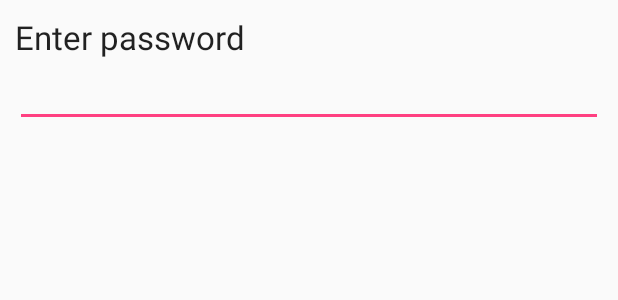
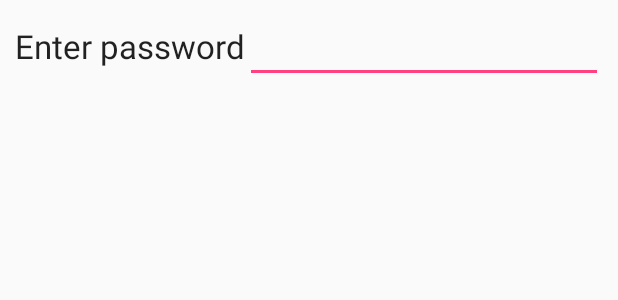
Before and after one commit to TomHartogs/StudioSurprise, an Android app: the layout password_prompt.xml on its own in the app's theme, with its tools: preview values and no code run, on a phone screen of 412 x 824 dp. Shown: the top 300 px of the screen. Run offline under Robolectric (Android 15) with nearby library versions, the phone set to English and light mode, and no system bars.

Commit message:
Clean xml files

```diff
--- a/app/src/main/res/layout/media_recorder_recipe.xml
+++ b/app/src/main/res/layout/media_recorder_recipe.xml
@@ -22,7 +22,7 @@
             app:layout_constraintBottom_toBottomOf="parent"
             app:layout_constraintEnd_toEndOf="parent"
             app:layout_constraintStart_toStartOf="parent"
-            app:layout_constraintTop_toTopOf="parent"></SurfaceView>
+            app:layout_constraintTop_toTopOf="parent"/>
 
         <Button
             android:id="@+id/recordingButton"
--- a/app/src/main/res/layout/password_prompt.xml
+++ b/app/src/main/res/layout/password_prompt.xml
@@ -3,7 +3,7 @@
     android:id="@+id/layout_root"
     android:layout_width="fill_parent"
     android:layout_height="fill_parent"
-    android:orientation="vertical"
+    android:orientation="horizontal"
     android:padding="10dp" >
 
     <TextView
```
